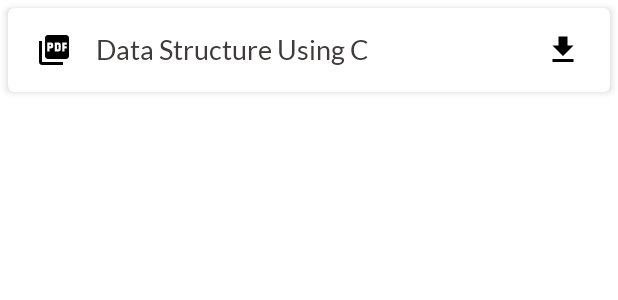
After one commit to TheScriptRailoth/College-App, an Android app: the layout ebook_item_layout.xml on its own in the app's theme, with its tools: preview values and no code run, on a phone screen of 412 x 824 dp. The commit adds this screen. Shown: the top 300 px of the screen. Run offline under Robolectric (Android 15) with nearby library versions, the phone set to English and light mode, and no system bars.

Commit message:
COLLEGE APP: Retrieved Data From Database for Ebooks
Signed-off-by: TheScriptRailoth <am3718440@gmail.com>

```diff
--- a/app/src/main/AndroidManifest.xml
+++ b/app/src/main/AndroidManifest.xml
@@ -13,6 +13,9 @@
         android:theme="@style/Theme.CollegeApp"
         tools:targetApi="31">
         <activity
+            android:name=".ebook.EbookActivity"
+            android:exported="false" />
+        <activity
             android:name=".MainActivity"
             android:exported="true">
             <intent-filter>
--- a/app/src/main/java/com/notebook/collegeapp/MainActivity.java
+++ b/app/src/main/java/com/notebook/collegeapp/MainActivity.java
@@ -9,12 +9,14 @@ import androidx.navigation.NavController;
 import androidx.navigation.Navigation;
 import androidx.navigation.ui.NavigationUI;
 
+import android.content.Intent;
 import android.os.Bundle;
 import android.view.MenuItem;
 import android.widget.Toast;
 
 import com.google.android.material.bottomnavigation.BottomNavigationView;
 import com.google.android.material.navigation.NavigationView;
+import com.notebook.collegeapp.ebook.EbookActivity;
 
 import java.util.Objects;
 
@@ -68,6 +70,7 @@ public class MainActivity extends AppCompatActivity implements NavigationView.On
         }
         else if (item.getItemId() == R.id.navigation_ebook)
         {
+            startActivity(new Intent(this, EbookActivity.class));
             Toast.makeText(this, "Ebooks", Toast.LENGTH_SHORT).show();
         }
         else if (item.getItemId() == R.id.navigation_video)
--- /dev/null
+++ b/app/src/main/res/drawable/ic_download.xml
@@ -0,0 +1,5 @@
+<vector android:height="24dp" android:tint="#000000"
+    android:viewportHeight="24" android:viewportWidth="24"
+    android:width="24dp" xmlns:android="http://schemas.android.com/apk/res/android">
+    <path android:fillColor="@android:color/white" android:pathData="M19,9h-4V3H9v6H5l7,7 7,-7zM5,18v2h14v-2H5z"/>
+</vector>
--- /dev/null
+++ b/app/src/main/res/drawable/ic_pdf.xml
@@ -0,0 +1,5 @@
+<vector android:height="24dp" android:tint="#000000"
+    android:viewportHeight="24" android:viewportWidth="24"
+    android:width="24dp" xmlns:android="http://schemas.android.com/apk/res/android">
+    <path android:fillColor="@android:color/white" android:pathData="M20,2L8,2c-1.1,0 -2,0.9 -2,2v12c0,1.1 0.9,2 2,2h12c1.1,0 2,-0.9 2,-2L22,4c0,-1.1 -0.9,-2 -2,-2zM11.5,9.5c0,0.83 -0.67,1.5 -1.5,1.5L9,11v2L7.5,13L7.5,7L10,7c0.83,0 1.5,0.67 1.5,1.5v1zM16.5,11.5c0,0.83 -0.67,1.5 -1.5,1.5h-2.5L12.5,7L15,7c0.83,0 1.5,0.67 1.5,1.5v3zM20.5,8.5L19,8.5v1h1.5L20.5,11L19,11v2h-1.5L17.5,7h3v1.5zM9,9.5h1v-1L9,8.5v1zM4,6L2,6v14c0,1.1 0.9,2 2,2h14v-2L4,20L4,6zM14,11.5h1v-3h-1v3z"/>
+</vector>
--- /dev/null
+++ b/app/src/main/res/layout/ebook_item_layout.xml
@@ -0,0 +1,41 @@
+<?xml version="1.0" encoding="utf-8"?>
+<com.google.android.material.card.MaterialCardView xmlns:android="http://schemas.android.com/apk/res/android"
+    android:layout_width="match_parent"
+    xmlns:app="http://schemas.android.com/apk/res-auto"
+    app:cardElevation="3dp"
+    android:layout_margin="5dp"
+    android:layout_height="wrap_content">
+
+    <LinearLayout
+        android:layout_width="match_parent"
+        android:layout_height="wrap_content"
+        android:layout_margin="@dimen/text_margin"
+        android:gravity="center"
+        android:orientation="horizontal">
+
+        <ImageView
+            android:layout_width="wrap_content"
+            android:layout_height="wrap_content"
+            android:src="@drawable/ic_pdf"/>
+        <TextView
+            android:id="@+id/ebookName"
+            android:layout_width="match_parent"
+            android:layout_height="wrap_content"
+            android:text="Data Structure Using C"
+            android:layout_marginLeft="@dimen/text_margin"
+            android:textSize="@dimen/text_size"
+            android:textColor="@color/textColor"
+            android:fontFamily="@string/regular"/>
+        <ImageView
+            android:id="@+id/ebookDownload"
+            android:layout_width="wrap_content"
+            android:layout_height="wrap_content"
+            android:src="@drawable/ic_download"
+            android:layout_marginLeft="-30dp"/>
+
+
+
+
+    </LinearLayout>
+
+</com.google.android.material.card.MaterialCardView>
```
Also changed, not shown: app/src/main/java/com/notebook/collegeapp/ebook/EbookActivity.java (added, +60 -0 lines), app/src/main/java/com/notebook/collegeapp/ebook/EbookAdapter.java (added, +72 -0 lines), app/src/main/java/com/notebook/collegeapp/ebook/EbookData.java (added, +29 -0 lines), app/src/main/res/layout/activity_ebook.xml (added, +18 -0 lines).
